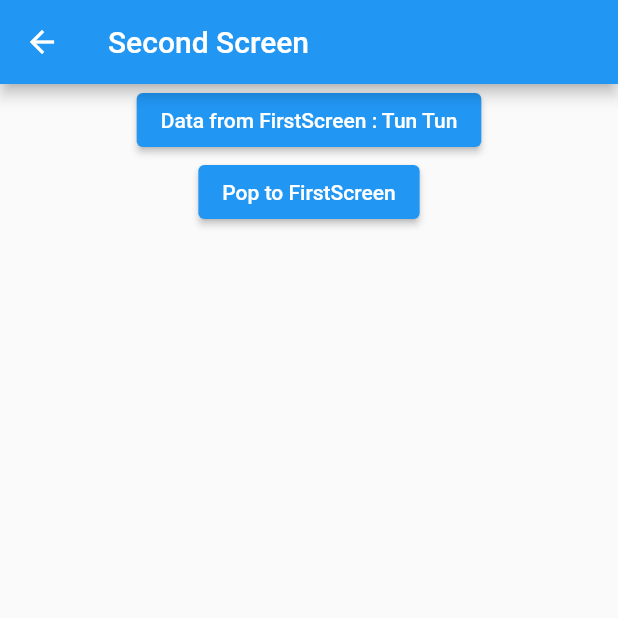
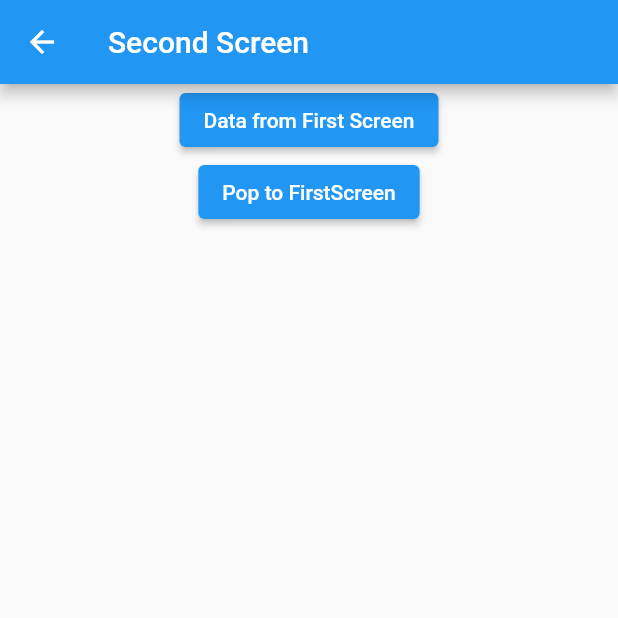
Before and after one commit to MyoMin-Latt/Navigation_Routing, a Flutter app: the screen it shows after launch, after a tap on "Go to Second Screen", on a phone screen of 412 x 824 dp, the top half of it. Run offline on Flutter 3.47's test engine with Material 2 defaults, Android fonts, the phone set to English and light mode, and no system bars.

Commit message:
@13.2 Name Route => smart cast(as String)

```diff
--- a/lib/main.dart
+++ b/lib/main.dart
@@ -1,14 +1,20 @@
-// @13.1 Navigator
-
+// @13.1 Navigator => between to screens
+// @13.2 Name Route => smart cast(as String)
+//       Error has with async & await/ _CastError (type 'Null' is not a subtype of type 'String' in type cast)
 
 
 import 'package:a13_navigation_routing/screen/first_screen.dart';
+import 'package:a13_navigation_routing/screen/second_screen.dart';
 import 'package:flutter/material.dart';
 
 void main(){
   runApp(
-    const MaterialApp(
-      home: FirstScreen(),
+    MaterialApp(
+      routes: {
+        'first' : (context) => const FirstScreen(),
+        "second" : (context) => const SecondScreen()
+      },
+      home: const FirstScreen(),
     )
   );
 }
--- a/lib/screen/first_screen.dart
+++ b/lib/screen/first_screen.dart
@@ -6,7 +6,6 @@ class FirstScreen extends StatelessWidget {
 
   @override
   Widget build(BuildContext context) {
-    String _name = 'Tun Tun';
     return Scaffold(
       appBar: AppBar(
         centerTitle: true,
@@ -15,14 +14,19 @@ class FirstScreen extends StatelessWidget {
       body: Center(
         child: ElevatedButton(
             onPressed: () {
-              Navigator.push(context, MaterialPageRoute(builder: (context) {
-                return SecondScreen(_name);
-              })).then((value) {
-                if (value != null) {
-                  ScaffoldMessenger.of(context)
-                      .showSnackBar(SnackBar(content: Text('$value')));
-                }
+              Navigator.pushNamed(context, 'second',
+                      arguments: 'Data from First Screen')
+                  .then((value) {
+                ScaffoldMessenger.of(context).showSnackBar(SnackBar(
+                  content: Text("$value"),
+                  action: SnackBarAction(label: 'Cancel', onPressed: () {}),
+                ));
               });
+
+              // ***
+              // Error has with async & await
+              // _CastError (type 'Null' is not a subtype of type 'String' in type cast)
+
             },
             child: const Text("Go to Second Screen")),
       ),
--- a/lib/screen/second_screen.dart
+++ b/lib/screen/second_screen.dart
@@ -1,11 +1,12 @@
 import 'package:flutter/material.dart';
 
 class SecondScreen extends StatelessWidget {
-  final String _name;
-  const SecondScreen(this._name, {Key? key}) : super(key: key);
+  const SecondScreen({Key? key}) : super(key: key);
 
   @override
   Widget build(BuildContext context) {
+    // String _arg = ModalRoute.of(context)!.settings.arguments.toString();
+    String _arg = ModalRoute.of(context)!.settings.arguments as String;
     return Scaffold(
       appBar: AppBar(
         title: const Text('Second Screen'),
@@ -13,9 +14,7 @@ class SecondScreen extends StatelessWidget {
       body: Center(
         child: Column(
           children: [
-            ElevatedButton(
-                onPressed: () {},
-                child: Text('Data from FirstScreen : $_name')),
+            ElevatedButton(onPressed: () {}, child: Text(_arg)),
             ElevatedButton(
               onPressed: () {
                 Navigator.pop(context, 'Data from Second Screen');
```
